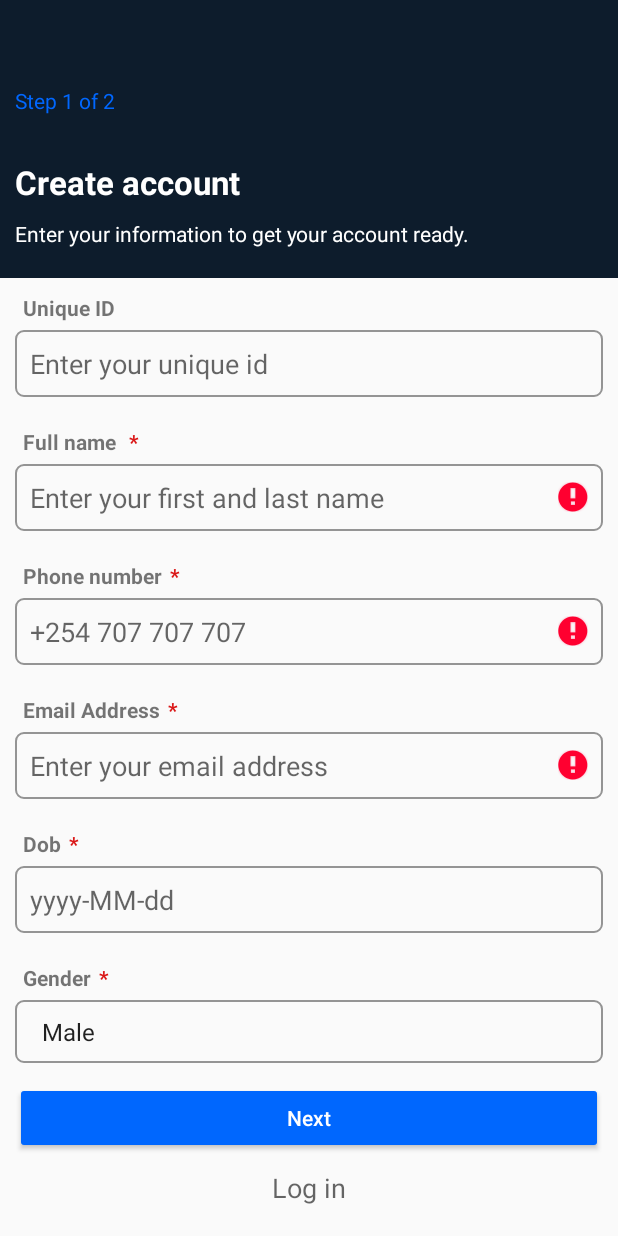
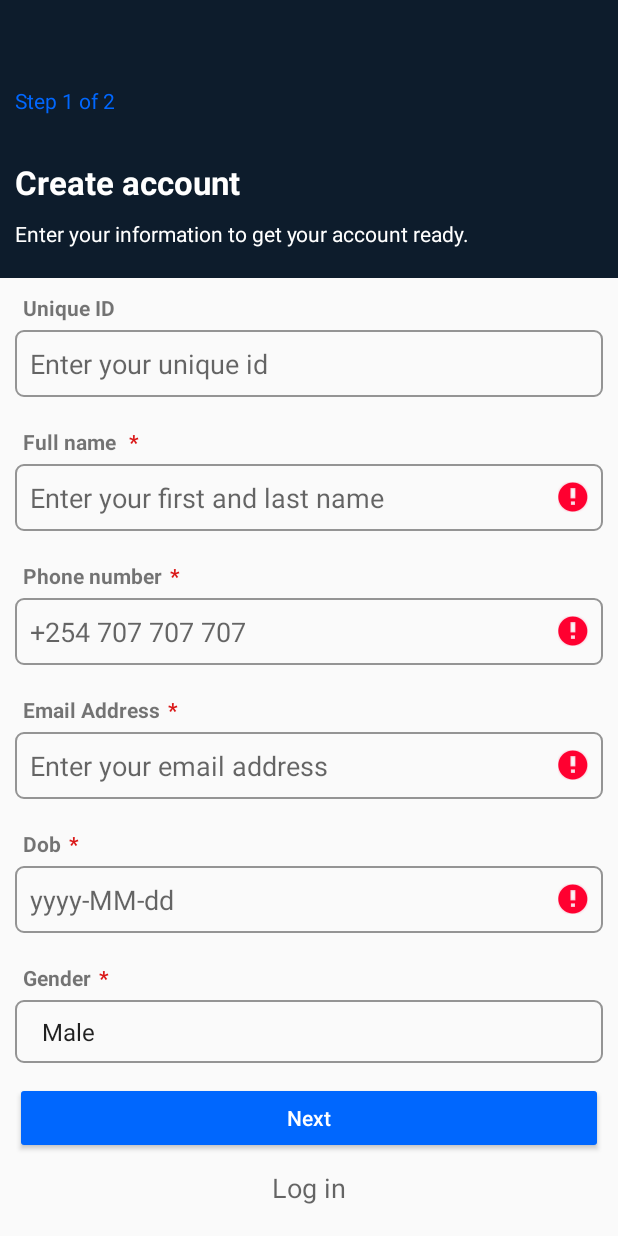
Before and after one commit to IntelliSOFT-Consulting/LLM_mobile, an Android app: the SignUp1 screen opened directly, with no data from a screen before it, after a tap on "Next", on a phone screen of 412 x 824 dp. Run offline under Robolectric (Android 15) with nearby library versions, the light colour scheme and no system bars.

Commit message:
Update ap

```diff
--- a/app/src/main/java/com/intellisoft/myapplication/auth/SignUp1.kt
+++ b/app/src/main/java/com/intellisoft/myapplication/auth/SignUp1.kt
@@ -103,7 +103,7 @@ class SignUp1 : AppCompatActivity(), AdapterView.OnItemSelectedListener {
 
                 if (TextUtils.isEmpty(fullName)) etFullName.error = "Enter your name"
                 if (TextUtils.isEmpty(phoneNumber)) etPhoneNumber.error = "Enter your phone number"
-
+                if (TextUtils.isEmpty(dob)) etDob.error = "Enter your dob"
                 if (TextUtils.isEmpty(emailAddress)) etEmailAddress.error = "Enter your email address"
                 if (gender == "") Toast.makeText(this, "Please select your gender", Toast.LENGTH_LONG).show()
 
--- a/app/src/main/java/com/intellisoft/myapplication/auth/SignUp2.kt
+++ b/app/src/main/java/com/intellisoft/myapplication/auth/SignUp2.kt
@@ -68,8 +68,8 @@ class SignUp2 : AppCompatActivity(), AdapterView.OnItemSelectedListener {
                     dbSignUp.location = location
                     dbSignUp.specificLocation = specificLocation
 
-                    val age = dbSignUp.age
-                    dbSignUp.age = age
+                    val age = dbSignUp.dob
+                    dbSignUp.dob = age
 
                     retrofitCallsAuthentication.registerUser(this, dbSignUp)
 
--- a/app/src/main/res/layout/activity_sign_up.xml
+++ b/app/src/main/res/layout/activity_sign_up.xml
@@ -263,8 +263,7 @@
                     android:layout_height="wrap_content"
                     android:layout_marginTop="5dp"
                     android:background="@drawable/edit_text_border"
-                    android:hint="yyyy-MM-dd"
-                    android:maxLength="2" />
+                    android:hint="yyyy-MM-dd" />
 
             </LinearLayout>
 
```
